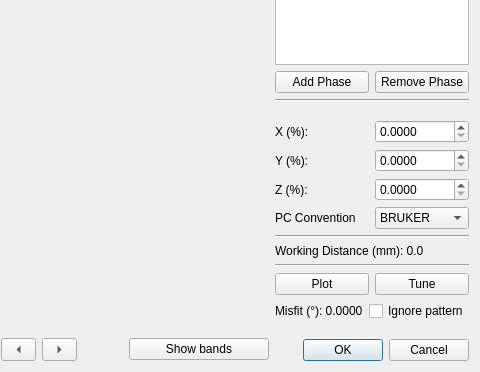
The window that ui/pattern_center.ui (EBSP-Indexer/EBSP-Indexer) describes before a commit, drawn with Qt 5; both pictures show x 203 to 683 and y 110 to 482 of the 683 by 482 pixel window.
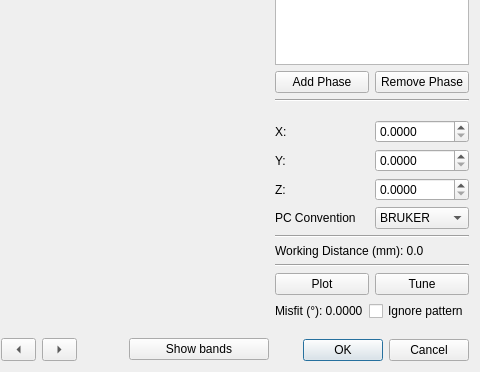
The same window after the commit. Custom widgets are drawn as their Qt base class.

```diff
--- a/ui/pattern_center.ui
+++ b/ui/pattern_center.ui
@@ -212,7 +212,7 @@
           </size>
          </property>
          <property name="text">
-          <string>X (%):</string>
+          <string>X:</string>
          </property>
         </widget>
        </item>
@@ -251,14 +251,14 @@
        <item row="1" column="0">
         <widget class="QLabel" name="labelYStar">
          <property name="text">
-          <string>Y (%):</string>
+          <string>Y:</string>
          </property>
         </widget>
        </item>
        <item row="2" column="0">
         <widget class="QLabel" name="labelZStar">
          <property name="text">
-          <string>Z (%):</string>
+          <string>Z:</string>
          </property>
         </widget>
        </item>
```
